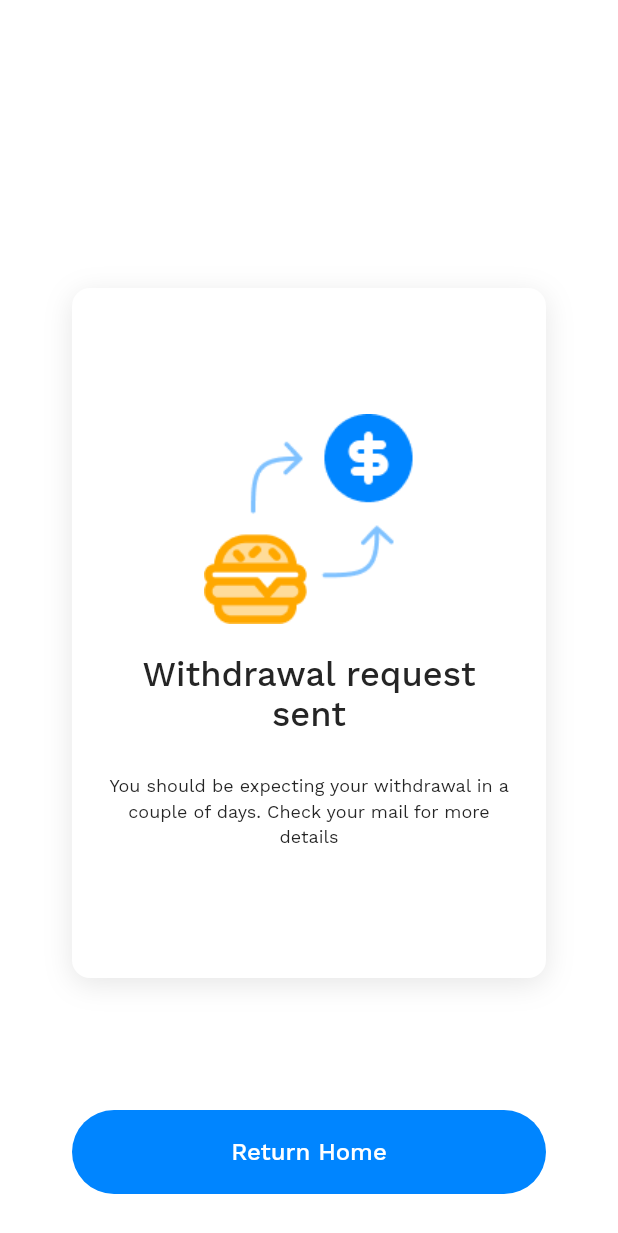
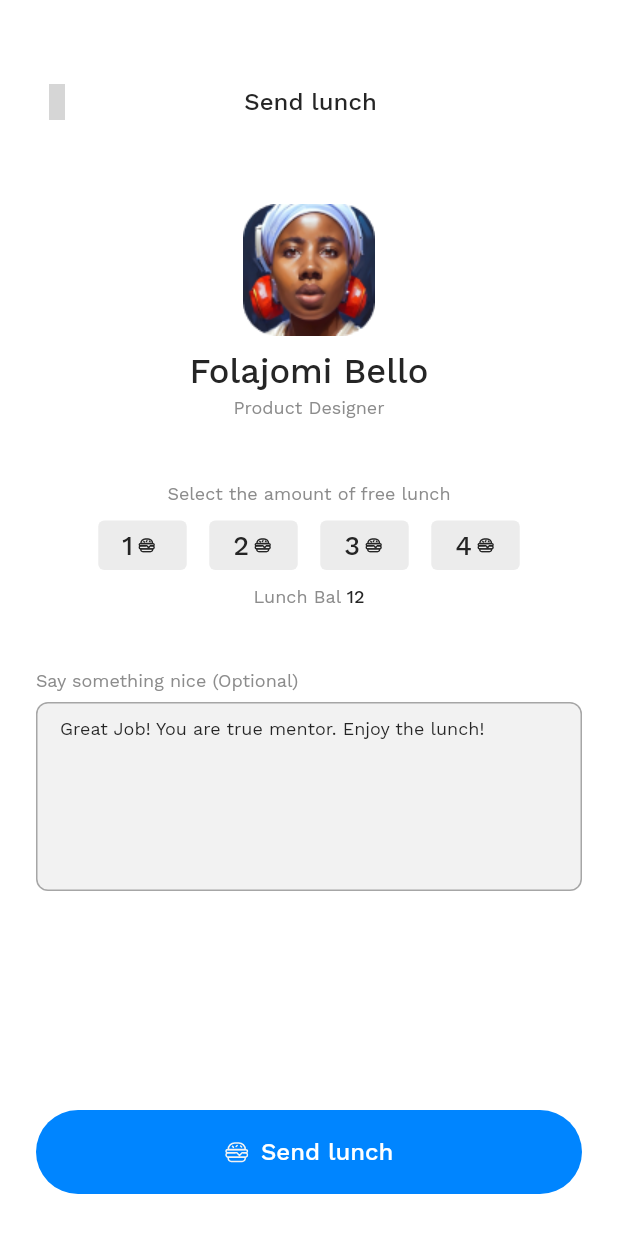
Before and after one commit to glosings0n/HNGx-Track3, a Flutter app: the screen it shows after launch, on a phone screen of 412 x 824 dp. Shown: the top 1233 px of the screen. Run offline on Flutter 3.47's test engine with Material 2 defaults, Android fonts, the phone set to English and light mode, and no system bars; our stand-ins replace flutter_svg, google_fonts, iconly; project files that could hold a hidden picture were left out; grey boxes are pictures that could not be loaded.

Commit message:
Adding lunch screen

```diff
--- /dev/null
+++ b/lib/feature/screens/lunch.screen.dart
@@ -0,0 +1,185 @@
+import 'package:flutter/material.dart';
+import 'package:free_lunch_app/utils/colors.dart';
+import '../../utils/icons.dart';
+import '../../utils/svg_icons.dart';
+import '../../utils/typography.dart';
+import '../../widgets/action_buttons.dart';
+import '../../widgets/avatar.dart';
+import '../../widgets/comment_widget.dart';
+import '../../widgets/custom_card.dart';
+
+class SendLunches extends StatelessWidget {
+  final String totalLunches;
+  const SendLunches({super.key, required this.totalLunches});
+  @override
+  Widget build(BuildContext context) {
+    final width = MediaQuery.sizeOf(context).width;
+    return Scaffold(
+      backgroundColor: AppColors.backgroundColor,
+      body: SingleChildScrollView(
+        child: Container(
+          margin: const EdgeInsets.only(
+            left: 24,
+            right: 24,
+          ),
+          child: Stack(
+            children: [
+              Stack(
+                children: [
+                  Container(
+                    color: Colors.transparent,
+                    padding: const EdgeInsets.only(left: 2),
+                    margin: const EdgeInsets.only(
+                      top: 56,
+                    ),
+                    width: double.infinity,
+                    height: 24,
+                    child: const Row(
+                        mainAxisAlignment: MainAxisAlignment.start,
+                        crossAxisAlignment: CrossAxisAlignment.center,
+                        children: [Icon(AppIcons.arrowLeft)]),
+                  ),
+                  Container(
+                    color: Colors.transparent,
+                    padding: const EdgeInsets.only(left: 2),
+                    margin: const EdgeInsets.only(
+                      top: 56,
+                    ),
+                    width: double.infinity,
+                    height: 24,
+                    child: Row(
+                      mainAxisAlignment: MainAxisAlignment.center,
+                      crossAxisAlignment: CrossAxisAlignment.center,
+                      children: [
+                        Text(
+                          'Send lunch',
+                          style: AppTypography.subHeader2Black,
+                        ),
+                      ],
+                    ),
+                  ),
+                ],
+              ),
+              Center(
+                child: Container(
+                  margin: const EdgeInsets.only(
+                    top: 136,
+                  ),
+                  child: Column(
+                    children: [
+                      const AvatarComponent(
+                        // image: AssetImage(worker.profilePath!),
+                        image: AssetImage('assets/images/profile_bello.png'),
+                        width: 88,
+                        height: 88,
+                      ),
+                      const SizedBox(height: 10),
+                      Text(
+                        // worker.name!,
+                        'Folajomi Bello',
+                        style: AppTypography.subHeader,
+                        textAlign: TextAlign.center,
+                      ),
+                      const SizedBox(height: 3),
+                      Text(
+                        // worker.designation!,
+                        'Product Designer',
+                        style: AppTypography.bodyText3,
+                      ),
+                    ],
+                  ),
+                ),
+              ),
+              Container(
+                margin: const EdgeInsets.only(
+                  top: 321,
+                  left: 35,
+                  right: 35,
+                ),
+                width: double.infinity,
+                child: Column(
+                  children: [
+                    Text(
+                      'Select the amount of free lunch',
+                      style: AppTypography.bodyText3,
+                    ),
+                    const SizedBox(height: 10),
+                    Row(
+                      mainAxisAlignment: MainAxisAlignment.center,
+                      children: [
+                        CustomCard(
+                          cardText: '1',
+                          icon: AppSvgIcons.hamburgerDark,
+                        ),
+                        const SizedBox(width: 15),
+                        CustomCard(
+                          cardText: '2',
+                          icon: AppSvgIcons.hamburgerDark,
+                        ),
+                        const SizedBox(width: 15),
+                        CustomCard(
+                          cardText: '3',
+                          icon: AppSvgIcons.hamburgerDark,
+                        ),
+                        const SizedBox(width: 15),
+                        CustomCard(
+                          cardText: '4',
+                          icon: AppSvgIcons.hamburgerDark,
+                        ),
+                      ],
+                    ),
+                    const SizedBox(height: 10),
+                    Row(
+                      mainAxisAlignment: MainAxisAlignment.center,
+                      crossAxisAlignment: CrossAxisAlignment.center,
+                      children: [
+                        Text(
+                          'Lunch Bal ',
+                          style: AppTypography.bodyText3,
+                        ),
+                        Text(
+                          totalLunches,
+                          style: AppTypography.subHeader3w500Black,
+                        ),
+                      ],
+                    ),
+                  ],
+                ),
+              ),
+              Container(
+                margin: const EdgeInsets.only(
+                  top: 446,
+                ),
+                child: Align(
+                  alignment: Alignment.centerLeft,
+                  child: Text(
+                    'Say something nice (Optional)',
+                    style: AppTypography.bodyText3,
+                  ),
+                ),
+              ),
+              Container(
+                margin: const EdgeInsets.only(
+                  top: 468,
+                ),
+                child: const CommentWidget(
+                  initialCommentText: 'Great Job! You are true mentor. Enjoy the lunch!',
+                ),
+              ),
+              Container(
+                margin: const EdgeInsets.only(
+                  top: 740,
+                ),
+                child: ActionBtn(
+                  widthM: width,
+                  text: 'Send lunch',
+                  icon: AppSvgIcons.hamburgerLight,
+                ),
+              ),
+            ],
+          ),
+        ),
+      ),
+    );
+  }
+}
--- a/lib/feature/screens/send.request.screen.dart
+++ b/lib/feature/screens/send.request.screen.dart
@@ -1,6 +1,8 @@
 import 'package:flutter/material.dart';
 import '../../utils/colors.dart';
+import '../../utils/svg_icons.dart';
 import '../../utils/typography.dart';
+import '../../widgets/action_buttons.dart';
 
 class SendRequestPage extends StatelessWidget {
   const SendRequestPage({super.key});
@@ -20,8 +22,6 @@ class SendRequestPage extends StatelessWidget {
               Container(
                 margin: const EdgeInsets.only(
                   top: 192,
-                  left: 24,
-                  right: 24,
                 ),
                 decoration: BoxDecoration(
                   color: const Color.fromRGBO(255, 255, 255, 1),
@@ -34,12 +34,12 @@ class SendRequestPage extends StatelessWidget {
                     ),
                   ],
                 ),
-                width: 342,
+                width: double.infinity,
                 height: 460,
                 child: Padding(
                   padding: const EdgeInsets.symmetric(
                     vertical: 84,
-                    horizontal: 20,
+                    horizontal: 40,
                   ),
                   child: SizedBox(
                     height: 284,
@@ -48,11 +48,11 @@ class SendRequestPage extends StatelessWidget {
                         SizedBox(
                           width: 140,
                           height: 140,
-                          child: Image.asset('assets/images/burger.png'),
+                          child: AppSvgIcons.withdrawal,
                         ),
                         const SizedBox(height: 20),
                         Text(
-                          'Withdrawal request sent',
+                          'Withdrawal request\nsent',
                           style: AppTypography.subHeader,
                           textAlign: TextAlign.center,
                         ),
@@ -70,27 +70,11 @@ class SendRequestPage extends StatelessWidget {
               Container(
                 margin: const EdgeInsets.only(
                   top: 740,
-                  left: 24,
-                  right: 24,
                 ),
                 width: double.infinity,
-                child: ElevatedButton(
-                  onPressed: () {
-                    FocusScope.of(context).requestFocus(FocusNode());
-                    debugPrint('Return Home');
-                  },
-                  style: ElevatedButton.styleFrom(
-                    fixedSize: const Size(342, 56),
-                    backgroundColor: AppColors.primaryColor,
-                    shape: RoundedRectangleBorder(
-                      borderRadius: BorderRadius.circular(32),
-                    ),
-                    elevation: 0,
-                  ),
-                  child: Text(
-                    'Return Home',
-                    style: AppTypography.button2Text,
-                  ),
+                child: const ActionBtn(
+                  widthM: double.infinity,
+                  text: 'Return Home',
                 ),
               ),
             ],
--- a/lib/main.dart
+++ b/lib/main.dart
@@ -1,5 +1,5 @@
 import 'package:flutter/material.dart';
-import 'feature/screens/send.request.screen.dart';
+import 'feature/screens/lunch.screen.dart';
 
 void main() {
   runApp(const MyApp());
@@ -13,7 +13,7 @@ class MyApp extends StatelessWidget {
   Widget build(BuildContext context) {
     return const MaterialApp(
       debugShowCheckedModeBanner: false,
-      home: SendRequestPage(),
+      home: SendLunches(totalLunches: '12',),
     );
   }
 }
--- a/lib/utils/svg_icons.dart
+++ b/lib/utils/svg_icons.dart
@@ -10,6 +10,8 @@ class AppSvgIcons {
       SvgPicture.asset('assets/svgs/home-active.svg', semanticsLabel: 'home active');
   static Widget hamburgerDark =
       SvgPicture.asset('assets/svgs/hambuger-dark.svg', semanticsLabel: 'hambuger dark');
+  static Widget hamburgerDarkBold =
+      SvgPicture.asset('assets/svgs/burger.svg', semanticsLabel: 'hambuger dark bold');
   static Widget hamburgerLight =
       SvgPicture.asset('assets/svgs/hambuger-light.svg', semanticsLabel: 'hambuger light');
   static Widget hamburgerPrimary2 =
--- a/lib/utils/typography.dart
+++ b/lib/utils/typography.dart
@@ -24,10 +24,29 @@ class AppTypography {
     height: 1,
   );
 
+ static TextStyle subHeader2Black = GoogleFonts.workSans(
+    fontSize: 16.0,
+    fontWeight: FontWeight.w500,
+    color: AppColors.tBlack,
+    height: 1,
+  );
+
   static TextStyle subHeader3 = GoogleFonts.workSans(
     fontSize: 16.0,
     fontWeight: FontWeight.w400,
     color: AppColors.tBlack4,
+  );
+
+  static TextStyle subHeader3Size12 = GoogleFonts.workSans(
+    fontSize: 12.0,
+    fontWeight: FontWeight.w400,
+    color: AppColors.tBlack4,
+  );
+
+  static TextStyle subHeader3w500Black = GoogleFonts.workSans(
+    fontSize: 12.0,
+    fontWeight: FontWeight.w500,
+    color: AppColors.tBlack,
   );
 
    static TextStyle title = GoogleFonts.workSans(
--- a/lib/widgets/action_buttons.dart
+++ b/lib/widgets/action_buttons.dart
@@ -1,6 +1,7 @@
 import 'package:flutter/material.dart';
 
 import '../utils/colors.dart';
+import '../utils/typography.dart';
 
 class MiniActionBtn extends StatelessWidget {
   final Color? btnColor;
@@ -86,12 +87,13 @@ class ActionBtn extends StatelessWidget {
   Widget build(BuildContext context) {
     double width = MediaQuery.of(context).size.width;
     return Container(
+      height: 56,
       width: widthM,
       constraints: BoxConstraints(minWidth: width * .5),
       padding: const EdgeInsets.symmetric(vertical: 12),
       decoration: BoxDecoration(
         color: btnColor ?? AppColors.tPrimaryColor,
-        borderRadius: BorderRadius.circular(30),
+        borderRadius: BorderRadius.circular(32),
       ),
       child: Row(
         mainAxisAlignment: MainAxisAlignment.center,
@@ -100,11 +102,7 @@ class ActionBtn extends StatelessWidget {
           SizedBox(width: width * .02),
           Text(
             text,
-            style: TextStyle(
-              color: AppColors.tWhite,
-              fontSize: width * .01 + 14,
-              fontWeight: FontWeight.w600,
-            ),
+            style: AppTypography.button2Text,
           ),
         ],
       ),
--- a/lib/widgets/comment_widget.dart
+++ b/lib/widgets/comment_widget.dart
@@ -1,4 +1,5 @@
 import 'package:flutter/material.dart';
+import 'package:google_fonts/google_fonts.dart';
 import '../utils/colors.dart';
 
 class CommentWidget extends StatefulWidget {
@@ -32,12 +33,14 @@ class CommentWidgetState extends State<CommentWidget> {
         });
       },
       child: Container(
-        width: 342,
+        width: double.infinity,
         height: 126,
-        margin: const EdgeInsets.only(top: 10),
-        padding: const EdgeInsets.fromLTRB(16, 12, 16, 12),
+        padding: const EdgeInsets.symmetric(
+          vertical: 10,
+          horizontal: 15,
+        ),
         decoration: BoxDecoration(
-          color: AppColors.backgroundColor,
+          color: AppColors.commentBackground,
           borderRadius: BorderRadius.circular(8),
           border: Border.all(
             color: AppColors.tShadeColor,
@@ -46,12 +49,11 @@ class CommentWidgetState extends State<CommentWidget> {
         ),
         child: isEditing
             ? TextField(
+              onTapOutside: (event) => FocusScope.of(context).requestFocus(FocusNode()),
                 style: const TextStyle(
                   color: Colors.black,
                 ),
-                decoration: const InputDecoration(
-                  border: InputBorder.none,
-                ),
+                decoration: const InputDecoration(border: InputBorder.none),
                 maxLines: null,
                 onChanged: (value) {
                   setState(() {
@@ -61,8 +63,10 @@ class CommentWidgetState extends State<CommentWidget> {
               )
             : Text(
                 commentText,
-                style: const TextStyle(
-                  color: Colors.black,
+                style: GoogleFonts.workSans(
+                  color: AppColors.tBlack,
+                  fontSize: 12,
+                  fontWeight: FontWeight.w400,
                 ),
               ),
       ),
--- a/lib/widgets/custom_card.dart
+++ b/lib/widgets/custom_card.dart
@@ -1,5 +1,7 @@
 import 'package:flutter/material.dart';
 import 'package:free_lunch_app/utils/colors.dart';
+import 'package:free_lunch_app/utils/svg_icons.dart';
+import 'package:google_fonts/google_fonts.dart';
 
 class CustomCard extends StatelessWidget {
   final String cardText;
@@ -20,23 +22,29 @@ class CustomCard extends StatelessWidget {
       child: Container(
         decoration: BoxDecoration(
           color: AppColors.tGray.withOpacity(.5),
-          borderRadius: BorderRadius.circular(10),
+          borderRadius: BorderRadius.circular(4),
         ),
-        padding: const EdgeInsets.symmetric(vertical: 5, horizontal: 10),
+        padding: const EdgeInsets.symmetric(
+          vertical: 6,
+          horizontal: 16,
+        ),
+        width: 59,
+        height: 33,
         child: Row(
           children: <Widget>[
             Text(
               cardText,
-              style: TextStyle(
+              style: GoogleFonts.workSans(
                 color: AppColors.tBlack,
-                fontSize: width * .01 + 16,
+                fontWeight: FontWeight.w500,
+                fontSize: 18,
               ),
             ),
-            SizedBox(width: width * .01),
+            const SizedBox(width: 3),
             SizedBox(
-              width: iconWidth ?? 18,
-              height: iconWidth ?? 18,
-              child: icon,
+              width: iconWidth ?? 12,
+              height: iconWidth ?? 12,
+              child: AppSvgIcons.hamburgerDarkBold,
             ),
           ],
         ),
```
Also changed, not shown: assets/images/burger.png (deleted), assets/images/profile_bello.png (added), assets/svgs/burger.svg (added).
